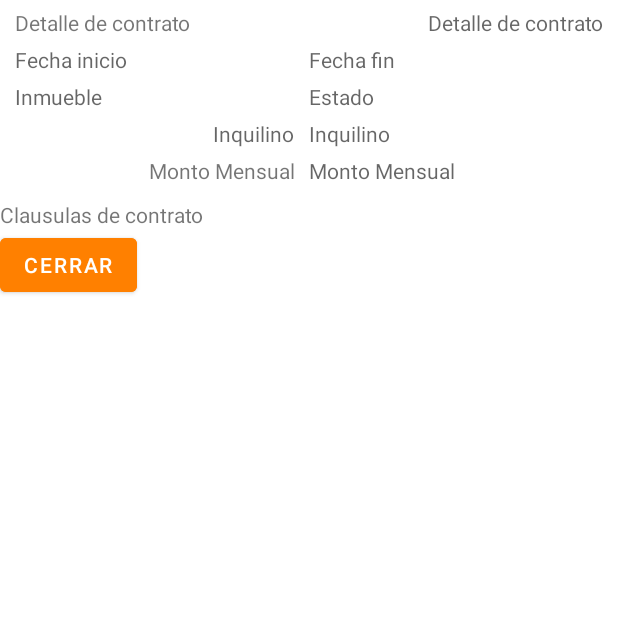
After one commit to tonsam1810/ArrendamientosApp, an Android app: the DetalleContratosActivity screen opened directly, with no data from a screen before it, on a phone screen of 412 x 824 dp, the top half of it. The commit adds this screen. Run offline under Robolectric (Android 15) with nearby library versions, the phone set to English and light mode, and no system bars.

Commit message:
cambios
dada

```diff
--- a/app/src/main/AndroidManifest.xml
+++ b/app/src/main/AndroidManifest.xml
@@ -13,13 +13,14 @@
         android:theme="@style/Theme.ArrendamientosApp"
         tools:targetApi="31">
         <activity
+            android:name=".DetalleContratosActivity"
+            android:exported="false" />
+        <activity
             android:name=".NavBar"
             android:exported="false" />
-
         <activity
             android:name=".UsuariosActivity"
             android:exported="false" />
-
         <activity
             android:name=".InicioActivity"
             android:exported="false" />
--- /dev/null
+++ b/app/src/main/java/pe/cibertec/dam/arrendamientosapp/DetalleContratosActivity.kt
@@ -0,0 +1,12 @@
+package pe.cibertec.dam.arrendamientosapp
+
+import androidx.appcompat.app.AppCompatActivity
+import android.os.Bundle
+import pe.cibertec.dam.arrendamientosapp.R
+
+class DetalleContratosActivity : AppCompatActivity() {
+    override fun onCreate(savedInstanceState: Bundle?) {
+        super.onCreate(savedInstanceState)
+        setContentView(R.layout.activity_detalle_contratos)
+    }
+}
--- /dev/null
+++ b/app/src/main/java/pe/cibertec/dam/arrendamientosapp/ListaContratosActivity.kt
@@ -0,0 +1,11 @@
+package pe.cibertec.dam.arrendamientosapp
+
+import androidx.appcompat.app.AppCompatActivity
+import android.os.Bundle
+
+class ListaContratosActivity : AppCompatActivity() {
+    override fun onCreate(savedInstanceState: Bundle?) {
+        super.onCreate(savedInstanceState)
+        setContentView(R.layout.activity_usuarios)
+    }
+}
--- /dev/null
+++ b/app/src/main/res/layout/activity_detalle_contratos.xml
@@ -0,0 +1,176 @@
+<?xml version="1.0" encoding="utf-8"?>
+<androidx.constraintlayout.widget.ConstraintLayout xmlns:android="http://schemas.android.com/apk/res/android"
+    xmlns:app="http://schemas.android.com/apk/res-auto"
+    xmlns:tools="http://schemas.android.com/tools"
+    android:layout_width="match_parent"
+    android:layout_height="match_parent"
+    tools:context=".DetalleContratosActivity">
+
+    <LinearLayout
+        android:id="@+id/lyArriba"
+        android:layout_width="match_parent"
+        android:layout_height="wrap_content"
+        android:layout_marginTop="5sp"
+        android:layout_marginStart="10dp"
+        android:layout_marginEnd="10dp"
+        app:layout_constraintEnd_toEndOf="parent"
+        app:layout_constraintStart_toStartOf="parent"
+        app:layout_constraintTop_toTopOf="parent"
+        >
+        <TextView
+            android:id="@+id/dtTituloContrato"
+            android:layout_width="match_parent"
+            android:layout_height="wrap_content"
+            android:text="@string/dtNumeroContrato"
+            android:layout_weight="0.5"
+            />
+
+        <TextView
+            android:id="@+id/editTextSearch"
+            android:layout_width="match_parent"
+            android:layout_height="wrap_content"
+            android:layout_weight="0.5"
+            android:gravity="end"
+            android:hint="@string/dtNumeroContrato" />
+
+    </LinearLayout>
+
+    <LinearLayout
+        android:id="@+id/lyArriba2"
+        android:layout_width="match_parent"
+        android:layout_height="wrap_content"
+        android:layout_marginTop="5sp"
+        android:layout_marginStart="10dp"
+        android:layout_marginEnd="10dp"
+        app:layout_constraintEnd_toEndOf="parent"
+        app:layout_constraintStart_toStartOf="parent"
+        app:layout_constraintTop_toBottomOf="@id/lyArriba"
+        >
+        <TextView
+            android:id="@+id/dtFechaInicio"
+            android:layout_width="match_parent"
+            android:layout_height="wrap_content"
+            android:hint="@string/dtFechaInicio"
+            android:layout_weight="0.5"
+            />
+
+        <TextView
+            android:id="@+id/dtFechafin"
+            android:layout_width="match_parent"
+            android:layout_height="wrap_content"
+            android:hint="@string/dtFechaFinal"
+            android:layout_weight="0.5"
+            />
+
+    </LinearLayout>
+
+    <LinearLayout
+        android:id="@+id/lyArriba3"
+        android:layout_width="match_parent"
+        android:layout_height="wrap_content"
+        android:layout_marginTop="5sp"
+        android:layout_marginStart="10dp"
+        android:layout_marginEnd="10dp"
+        app:layout_constraintEnd_toEndOf="parent"
+        app:layout_constraintStart_toStartOf="parent"
+        app:layout_constraintTop_toBottomOf="@id/lyArriba2"
+        >
+        <TextView
+            android:id="@+id/dtInmbueble"
+            android:layout_width="match_parent"
+            android:layout_height="wrap_content"
+            android:hint="@string/dtInmueble"
+            android:layout_weight="0.5"
+            />
+
+        <TextView
+            android:id="@+id/dtEstado"
+            android:layout_width="match_parent"
+            android:layout_height="wrap_content"
+            android:hint="@string/dtEstado"
+            android:layout_weight="0.5"
+            />
+
+    </LinearLayout>
+
+    <LinearLayout
+        android:id="@+id/lyArriba4"
+        android:layout_width="match_parent"
+        android:layout_height="wrap_content"
+        android:layout_marginTop="5sp"
+        android:layout_marginStart="10dp"
+        android:layout_marginEnd="10dp"
+        app:layout_constraintEnd_toEndOf="parent"
+        app:layout_constraintStart_toStartOf="parent"
+        app:layout_constraintTop_toBottomOf="@id/lyArriba3">
+
+        <TextView
+            android:id="@+id/dtNombreInquilinoLegend"
+            android:layout_width="match_parent"
+            android:layout_height="wrap_content"
+            android:hint="@string/dtInquilino"
+            android:layout_marginEnd="10sp"
+            android:gravity="end"
+            android:layout_weight="0.5" />
+
+        <TextView
+            android:id="@+id/dtNombreInquilino"
+            android:layout_width="match_parent"
+            android:layout_height="wrap_content"
+            android:hint="@string/dtInquilino"
+            android:layout_weight="0.5" />
+
+    </LinearLayout>
+
+    <LinearLayout
+        android:id="@+id/lyArriba5"
+        android:layout_width="match_parent"
+        android:layout_height="wrap_content"
+        android:layout_marginTop="5sp"
+        android:layout_marginStart="10dp"
+        android:layout_marginEnd="10dp"
+        app:layout_constraintEnd_toEndOf="parent"
+        app:layout_constraintStart_toStartOf="parent"
+        app:layout_constraintTop_toBottomOf="@id/lyArriba4">
+
+        <TextView
+            android:id="@+id/DtMontoMensualLegend"
+            android:layout_width="match_parent"
+            android:layout_height="wrap_content"
+            android:text="@string/dtMontoMensual"
+            android:layout_marginEnd="10sp"
+            android:gravity="end"
+            android:layout_weight="0.5" />
+
+        <TextView
+            android:id="@+id/DtMontoMensual"
+            android:layout_width="match_parent"
+            android:layout_height="wrap_content"
+            android:hint="@string/dtMontoMensual"
+            android:layout_weight="0.5" />
+
+    </LinearLayout>
+
+    <TextView
+        android:id="@+id/dtclausula"
+        android:layout_width="match_parent"
+        android:layout_height="wrap_content"
+        android:text="@string/dtClausula"
+        app:layout_constraintTop_toBottomOf="@+id/lyArriba5"
+        android:layout_marginTop="10sp"
+        />
+
+    <Button
+        android:id="@+id/btnAddCarro"
+        android:layout_width="wrap_content"
+        android:layout_height="wrap_content"
+        android:layout_marginStart="15sp"
+        android:layout_marginEnd="15sp"
+        app:layout_constraintTop_toBottomOf="@+id/dtclausula"
+        android:backgroundTint="@color/naranja"
+        android:text="@string/btn_cerrar"
+        tools:ignore="MissingConstraints" />
+
+
+
+</androidx.constraintlayout.widget.ConstraintLayout>
--- a/app/src/main/res/layout/lista_contratos.xml
+++ b/app/src/main/res/layout/lista_contratos.xml
@@ -74,7 +74,6 @@
         android:layout_width="0dp"
         android:layout_height="wrap_content"
         android:layout_margin="10sp"
-        android:layout_marginTop="28dp"
         app:layout_constraintEnd_toEndOf="parent"
         app:layout_constraintHorizontal_bias="0.0"
         app:layout_constraintStart_toEndOf="@id/guideline"
--- a/app/src/main/res/values/colors.xml
+++ b/app/src/main/res/values/colors.xml
@@ -7,4 +7,6 @@
     <color name="teal_700">#FF018786</color>
     <color name="black">#FF000000</color>
     <color name="white">#FFFFFFFF</color>
+
+    <color name="naranja">#ff8000 </color>
 </resources>
--- a/app/src/main/res/values/strings.xml
+++ b/app/src/main/res/values/strings.xml
@@ -1,10 +1,22 @@
 <resources>
     <string name="app_name">ArrendamientosApp</string>
+
+    //contratos
     <string name="lbl_title_listado_contratos">Listado de Contratos</string>
     <string name="lbl_buscar">Buscar</string>
     <string name="lbl_estado">Estado</string>
     <string name="button_buscar">Buscar</string>
     <string name="numero_depa">N°</string>
 
+    <string name="dtNumeroContrato">Detalle de contrato</string>
+    <string name="dtFechaInicio">Fecha inicio</string>
+    <string name="dtFechaFinal">Fecha fin</string>
+    <string name="dtInmueble">Inmueble</string>
+    <string name="dtEstado">Estado</string>
+    <string name="dtInquilino">Inquilino</string>
+    <string name="dtMontoMensual">Monto Mensual</string>
+    <string name="dtClausula">Clausulas de contrato</string>
+
+    <string name="btn_cerrar">Cerrar</string>
 
 </resources>
```
